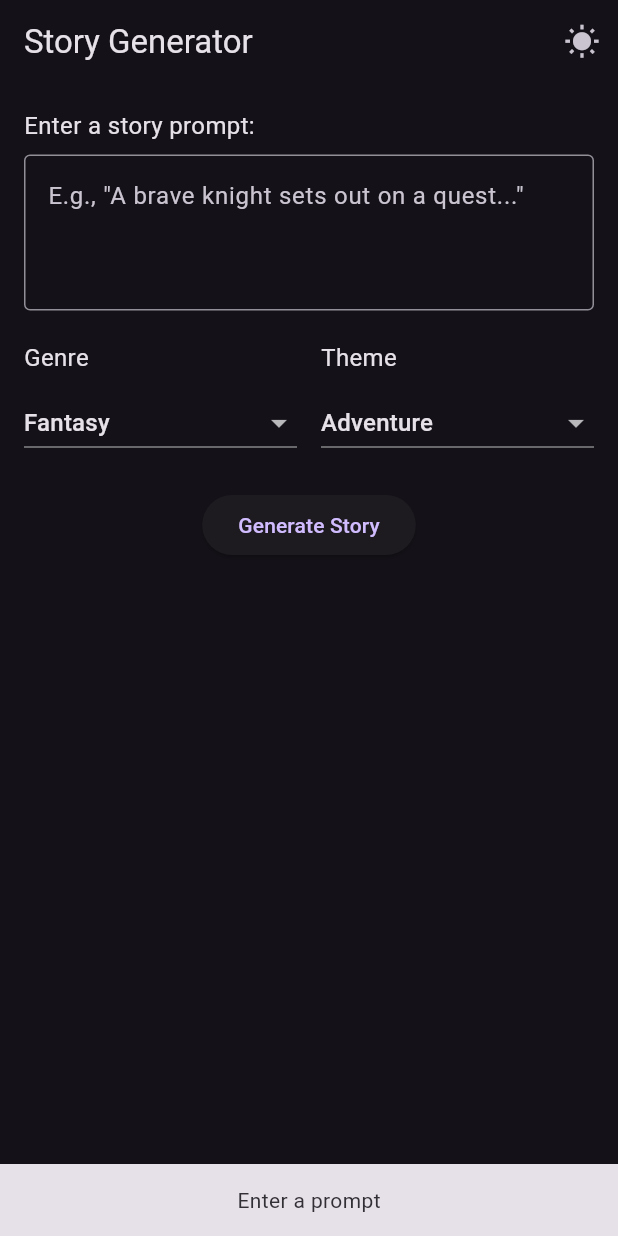
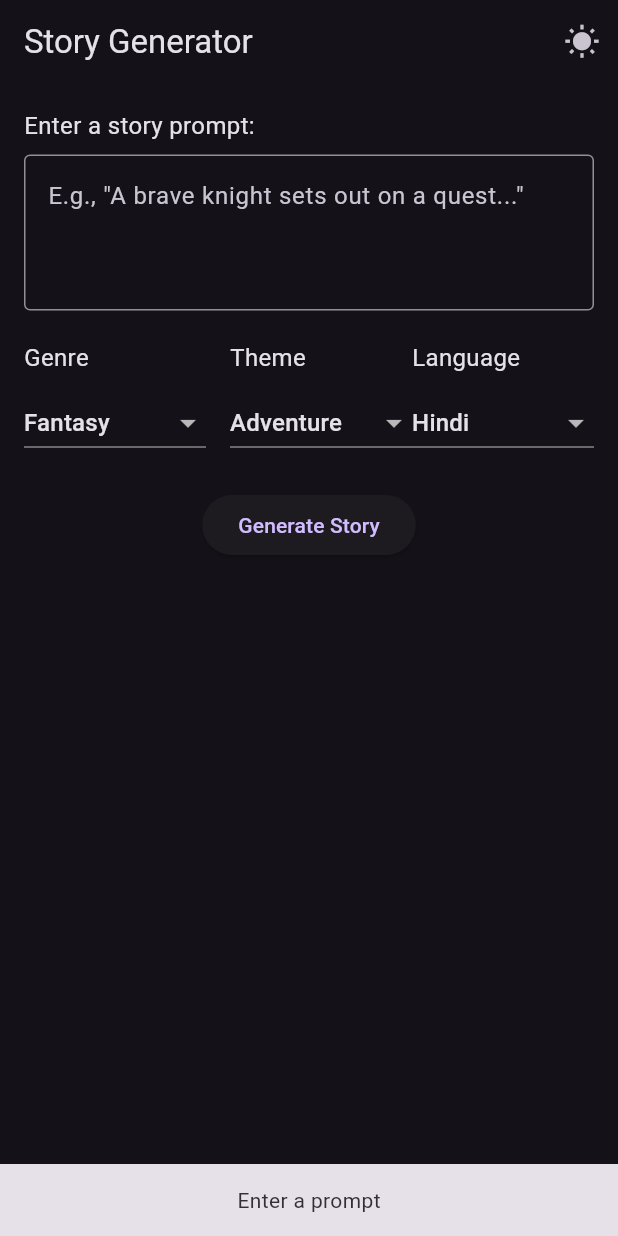
Before and after one commit to Cipher-Dark/ai_story_gen, a Flutter app: the screen it shows after launch, after a tap on "Generate Story", on a phone screen of 412 x 824 dp. Run offline on Flutter 3.47's test engine with Material 3 defaults, Android fonts, the phone set to English and light mode, and no system bars; our stand-ins replace flutter_tts, google_generative_ai; network calls fail.

Commit message:
add lang in input

```diff
--- a/lib/screens/final_screen.dart
+++ b/lib/screens/final_screen.dart
@@ -1,5 +1,3 @@
-import 'dart:ffi';
-
 import 'package:flutter/material.dart';
 import 'package:flutter_tts/flutter_tts.dart';
 
@@ -150,6 +148,7 @@ class _FinalScreenState extends State<FinalScreen> {
           const SizedBox(height: 30),
           SizedBox(
             height: MediaQuery.of(context).size.height * 0.6,
+            child: SingleChildScrollView(
               child: Container(
                 decoration: const BoxDecoration(color: Colors.white70),
                 child: Padding(
@@ -176,6 +175,7 @@ class _FinalScreenState extends State<FinalScreen> {
                             text: widget.data.substring(_currendWordEnd!),
                           )
                       ],
+                    ),
                   ),
                 ),
               ),
--- a/lib/screens/story_input_screen.dart
+++ b/lib/screens/story_input_screen.dart
@@ -1,5 +1,3 @@
-import 'dart:developer';
-
 import 'package:ai_story_gen/screens/output_screen.dart';
 import 'package:flutter/material.dart';
 import '../services/story_gen_service.dart'; // Import the API service
@@ -19,6 +17,7 @@ class _StoryInputPageState extends State<StoryInputPage> {
   final TextEditingController _promptController = TextEditingController();
   String selectedGenre = 'Fantasy'; // Default genre
   String selectedTheme = 'Adventure'; // Default theme
+  String selectLanguage = 'Hindi'; // Default language
   bool _isLoading = false;
 
   final List<String> genres = [
@@ -35,12 +34,15 @@ class _StoryInputPageState extends State<StoryInputPage> {
     'Suspense',
     'Tragedy'
   ];
+  final List<String> landuages = [
+    'Hindi',
+    'English',
+  ];
   // Method to generate a story by calling the API (uses service)
   Future<void> _generateStory() async {
     setState(() {
       _isLoading = true;
     });
-    log(_promptController.text);
     if (_promptController.text == '') {
       ScaffoldMessenger.of(context).showSnackBar(
         const SnackBar(content: Center(child: Text('Enter a prompt'))),
@@ -56,6 +58,7 @@ class _StoryInputPageState extends State<StoryInputPage> {
         _promptController.text,
         selectedGenre,
         selectedTheme,
+        selectLanguage,
       );
       Navigator.push(
         context,
@@ -64,6 +67,7 @@ class _StoryInputPageState extends State<StoryInputPage> {
             data: story.toString(),
             selectedGenre: selectedGenre.toString(),
             selectedTheme: selectedTheme.toString(),
+            selectedlanguage: selectLanguage.toString(),
           ),
         ),
       );
@@ -125,6 +129,13 @@ class _StoryInputPageState extends State<StoryInputPage> {
                     selectedTheme = value!;
                   });
                 })),
+                Expanded(
+                    child: _buildDropdown('Language', landuages, selectLanguage,
+                        (value) {
+                  setState(() {
+                    selectLanguage = value!;
+                  });
+                })),
               ],
             ),
             const SizedBox(height: 20),
--- a/lib/services/story_gen_service.dart
+++ b/lib/services/story_gen_service.dart
@@ -7,7 +7,8 @@ class StoryGenService {
       // log(keyy.toString());
       String prompt,
       String genre,
-      String theme) async {
+      String theme,
+      String language) async {
     const String apiKey = 'AIzaSyBsc3eWVvEHui13suO5Xgy0p6ju6Y2vYt0';
 
     final model = GenerativeModel(
@@ -17,13 +18,13 @@ class StoryGenService {
         temperature: 1,
         topK: 40,
         topP: 0.95,
-        maxOutputTokens: 8192,
+        maxOutputTokens: 8000,
         responseMimeType: 'text/plain',
       ),
     );
     final response = await model.generateContent([
       Content.text(
-          "this is my prompt'$prompt' and set  $genre and $theme of  this story.")
+          "This is my prompt'$prompt' (first correct the spellings if exist in prompt) and set  genre '$genre', and theme '$theme' language '$language' of  this story(Story must be long, and remove '#' from the output).")
     ]);
     return response.text;
   }
```
Also changed, not shown: lib/screens/output_screen.dart (+8 -4 lines). Lines whose indentation alone changed are shown as unchanged.
